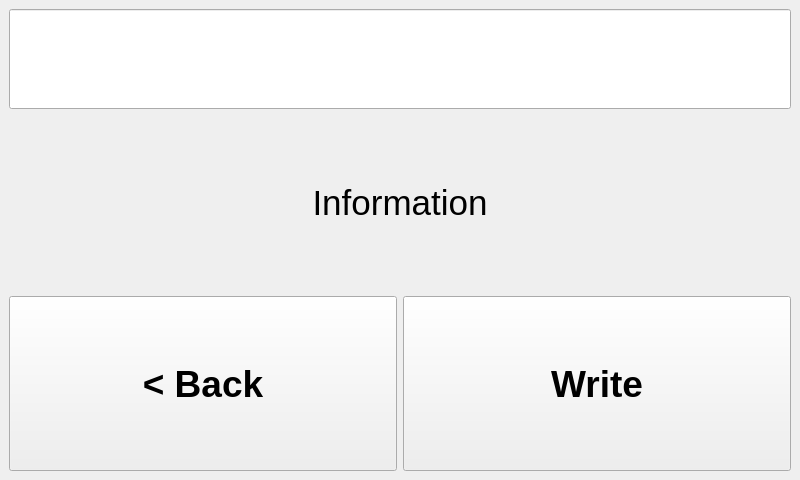
Before: the Qt Designer form src/ui_elements/rfidwriter.ui in AndreWohnsland/CocktailBerry, drawn with Qt 5.
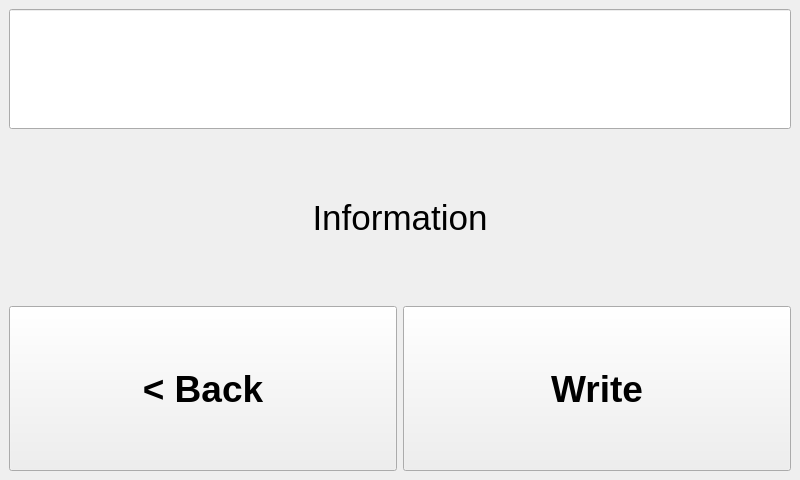
After: the same form once the commit is applied. Custom widgets are drawn as their Qt base class.

```diff
--- a/src/ui_elements/rfidwriter.ui
+++ b/src/ui_elements/rfidwriter.ui
@@ -84,6 +84,12 @@
     </item>
     <item row="1" column="0" colspan="2">
      <widget class="QLabel" name="label_information">
+      <property name="maximumSize">
+       <size>
+        <width>16777215</width>
+        <height>600</height>
+       </size>
+      </property>
       <property name="font">
        <font>
         <pointsize>26</pointsize>
@@ -111,19 +117,32 @@
       <property name="maximumSize">
        <size>
         <width>16777215</width>
-        <height>100</height>
+        <height>120</height>
        </size>
       </property>
       <property name="font">
        <font>
-        <pointsize>20</pointsize>
+        <pointsize>28</pointsize>
        </font>
       </property>
+      <property name="alignment">
+       <set>Qt::AlignCenter</set>
+      </property>
+      <property name="cssClass" stdset="0">
+       <string>bold</string>
+      </property>
      </widget>
     </item>
    </layout>
   </widget>
  </widget>
+ <customwidgets>
+  <customwidget>
+   <class>ClickableLineEdit</class>
+   <extends>QLineEdit</extends>
+   <header>src.ui_elements.clickablelineedit.h</header>
+  </customwidget>
+ </customwidgets>
  <resources/>
  <connections/>
 </ui>
```
Left out of the diff: 2 changed lines with no effect on the pictures.
